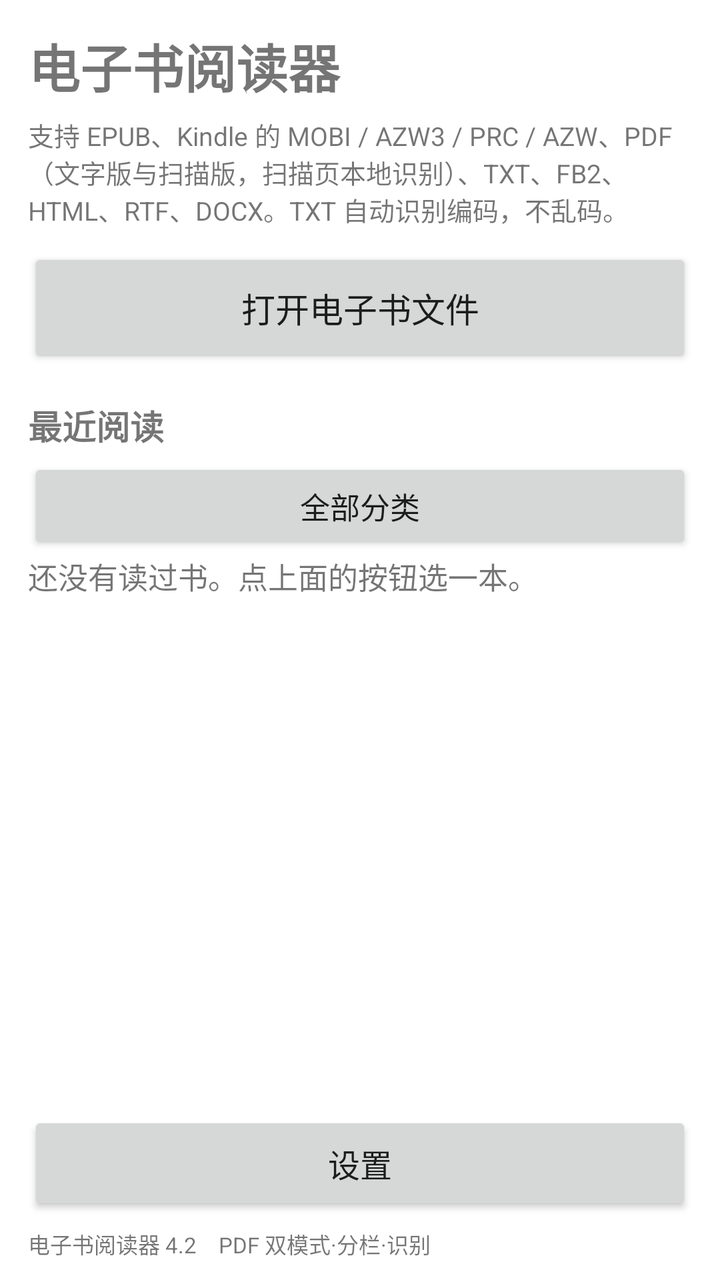
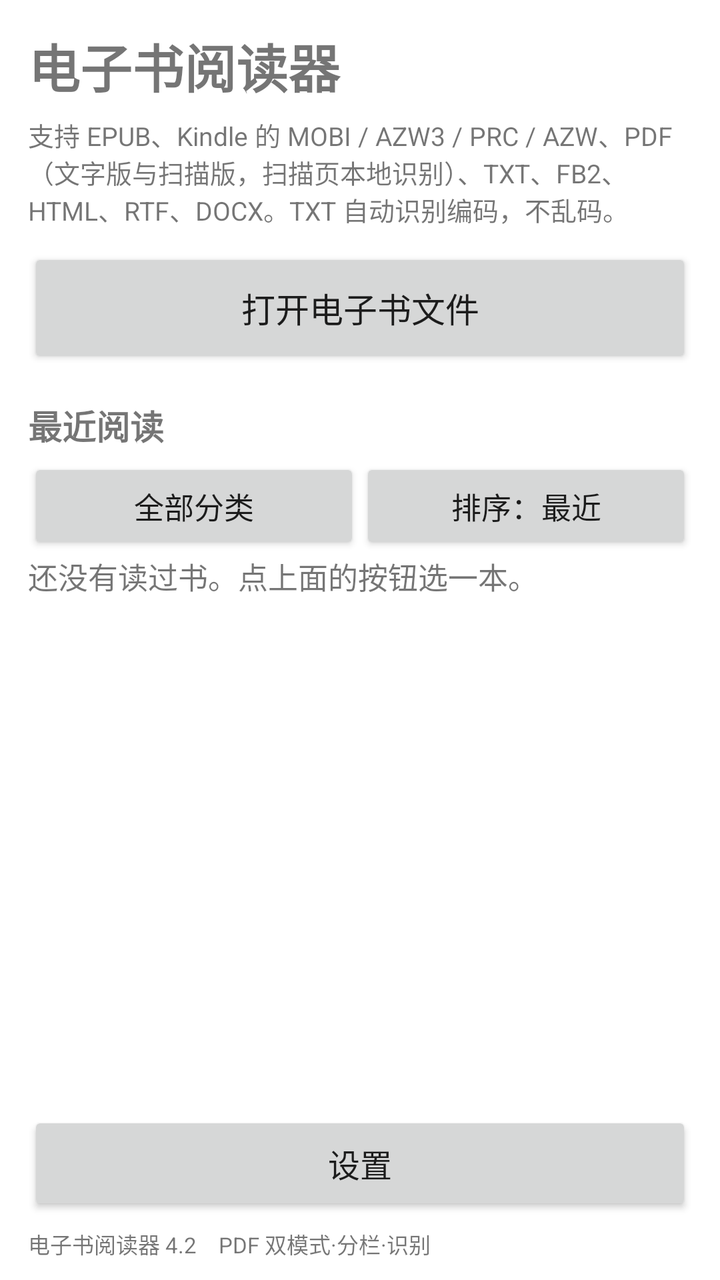

An Android layout rendered at two revisions. The XML below is the earlier revision; the diff shows what the commit changed to produce the second picture.
<!-- AndroidManifest.xml: application theme AppTheme -->
<!-- res/layout/activity_library.xml -->
<?xml version="1.0" encoding="utf-8"?>
<LinearLayout xmlns:android="http://schemas.android.com/apk/res/android"
    android:layout_width="match_parent"
    android:layout_height="match_parent"
    android:orientation="vertical"
    android:paddingLeft="14dp"
    android:paddingRight="14dp"
    android:paddingTop="14dp">

    <TextView
        android:id="@+id/tvAppTitle"
        android:layout_width="match_parent"
        android:layout_height="wrap_content"
        android:text="@string/app_name"
        android:textSize="26sp"
        android:textStyle="bold"
        android:focusable="true"
        android:contentDescription="电子书阅读器" />

    <TextView
        android:id="@+id/tvSupported"
        android:layout_width="match_parent"
        android:layout_height="wrap_content"
        android:text="@string/supported"
        android:textSize="13sp"
        android:focusable="true"
        android:paddingTop="6dp"
        android:paddingBottom="10dp" />

    <Button
        android:id="@+id/btnOpen"
        android:layout_width="match_parent"
        android:layout_height="wrap_content"
        android:minHeight="60dp"
        android:text="@string/open_file"
        android:textSize="17sp"
        android:contentDescription="@string/open_file_desc" />

    <TextView
        android:layout_width="match_parent"
        android:layout_height="wrap_content"
        android:text="@string/recent_books"
        android:textSize="17sp"
        android:textStyle="bold"
        android:focusable="true"
        android:paddingTop="16dp"
        android:paddingBottom="4dp" />

    <Button
        android:id="@+id/btnCategory"
        android:layout_width="match_parent"
        android:layout_height="wrap_content"
        android:minHeight="48dp"
        android:text="全部分类"
        android:textSize="15sp"
        android:contentDescription="分类" />

    <TextView
        android:id="@+id/tvEmpty"
        android:layout_width="match_parent"
        android:layout_height="wrap_content"
        android:text="@string/empty_recent"
        android:textSize="15sp"
        android:focusable="true"
        android:paddingBottom="8dp" />

    <ListView
        android:id="@+id/listBooks"
        android:layout_width="match_parent"
        android:layout_height="0dp"
        android:layout_weight="1"
        android:divider="@null" />

    <LinearLayout
        android:id="@+id/actionBar"
        android:layout_width="match_parent"
        android:layout_height="wrap_content"
        android:orientation="horizontal"
        android:visibility="gone">

        <Button
            android:id="@+id/btnMultiDelete"
            android:layout_width="0dp"
            android:layout_height="wrap_content"
            android:layout_weight="1"
            android:minHeight="50dp"
            android:text="删除"
            android:textSize="15sp" />

        <Button
            android:id="@+id/btnMultiMove"
            android:layout_width="0dp"
            android:layout_height="wrap_content"
            android:layout_weight="1"
            android:minHeight="50dp"
            android:text="分类"
            android:textSize="15sp" />

        <Button
            android:id="@+id/btnMultiAll"
            android:layout_width="0dp"
            android:layout_height="wrap_content"
            android:layout_weight="1"
            android:minHeight="50dp"
            android:text="全选"
            android:textSize="15sp" />

        <Button
            android:id="@+id/btnMultiCancel"
            android:layout_width="0dp"
            android:layout_height="wrap_content"
            android:layout_weight="1"
            android:minHeight="50dp"
            android:text="取消"
            android:textSize="15sp" />
    </LinearLayout>

    <Button
        android:id="@+id/btnSettings"
        android:layout_width="match_parent"
        android:layout_height="wrap_content"
        android:minHeight="52dp"
        android:text="设置"
        android:textSize="16sp"
        android:contentDescription="设置" />

    <TextView
        android:id="@+id/tvVersion"
        android:layout_width="match_parent"
        android:layout_height="wrap_content"
        android:paddingTop="6dp"
        android:paddingBottom="10dp"
        android:text="电子书阅读器 4.2　PDF 双模式·分栏·识别"
        android:textSize="11sp"
        android:focusable="true" />
</LinearLayout>
<!-- resources referenced by this layout -->
<resources>
  <string name="app_name">电子书阅读器</string>
  <string name="empty_recent">还没有读过书。点上面的按钮选一本。</string>
  <string name="open_file">打开电子书文件</string>
  <string name="open_file_desc">从手机里选择一本电子书打开</string>
  <string name="recent_books">最近阅读</string>
  <string name="supported">支持 EPUB、Kindle 的 MOBI / AZW3 / PRC / AZW、PDF（文字版与扫描版，扫描页本地识别）、TXT、FB2、HTML、RTF、DOCX。TXT 自动识别编码，不乱码。</string>
  <style name="AppTheme" parent="@android:style/Theme.Material.Light.NoActionBar">
          <item name="android:windowBackground">@android:color/white</item>
          <item name="android:colorAccent">#1565C0</item>
      </style>
</resources>

<!-- the commit's change to res/layout/activity_library.xml (unified diff, before → after) -->
@@ -46,14 +46,31 @@
         android:paddingTop="16dp"
         android:paddingBottom="4dp" />
 
-    <Button
-        android:id="@+id/btnCategory"
+    <LinearLayout
         android:layout_width="match_parent"
         android:layout_height="wrap_content"
-        android:minHeight="48dp"
-        android:text="全部分类"
-        android:textSize="15sp"
-        android:contentDescription="分类" />
+        android:orientation="horizontal">
+
+        <Button
+            android:id="@+id/btnCategory"
+            android:layout_width="0dp"
+            android:layout_height="wrap_content"
+            android:layout_weight="1"
+            android:minHeight="48dp"
+            android:text="全部分类"
+            android:textSize="15sp"
+            android:contentDescription="分类" />
+
+        <Button
+            android:id="@+id/btnSort"
+            android:layout_width="0dp"
+            android:layout_height="wrap_content"
+            android:layout_weight="1"
+            android:minHeight="48dp"
+            android:text="排序：最近"
+            android:textSize="15sp"
+            android:contentDescription="排序" />
+    </LinearLayout>
 
     <TextView
         android:id="@+id/tvEmpty"
